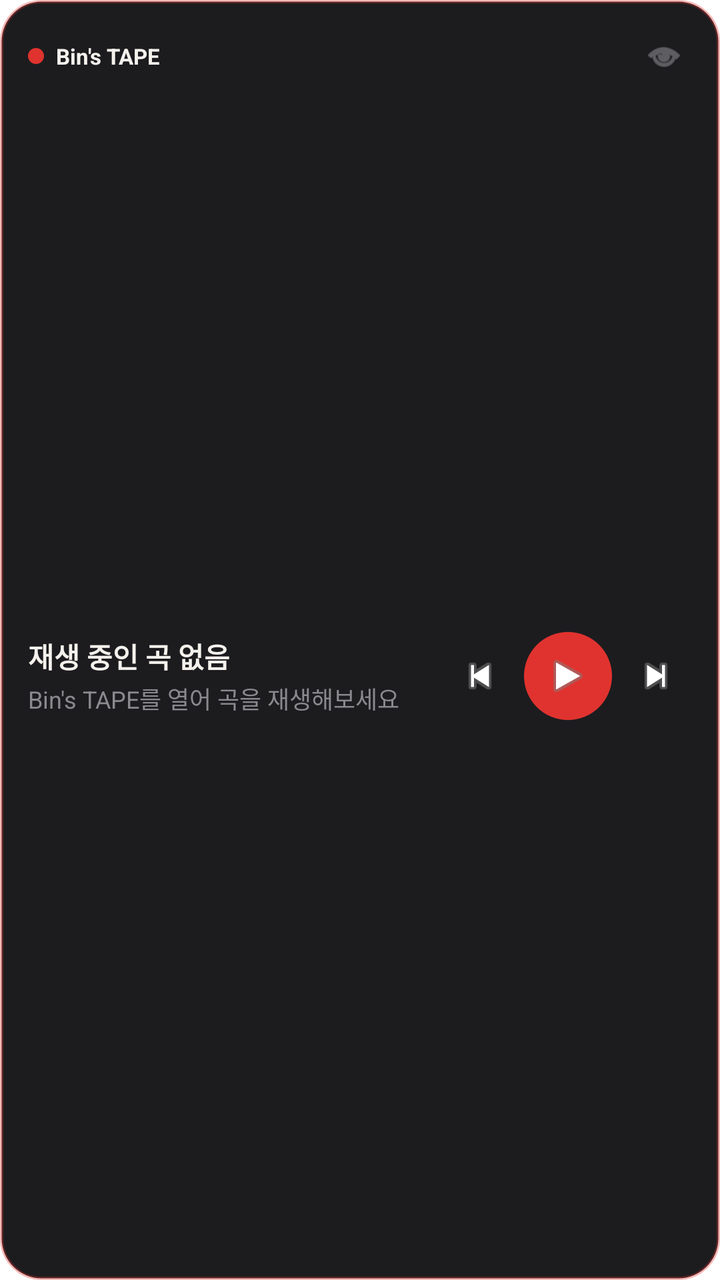
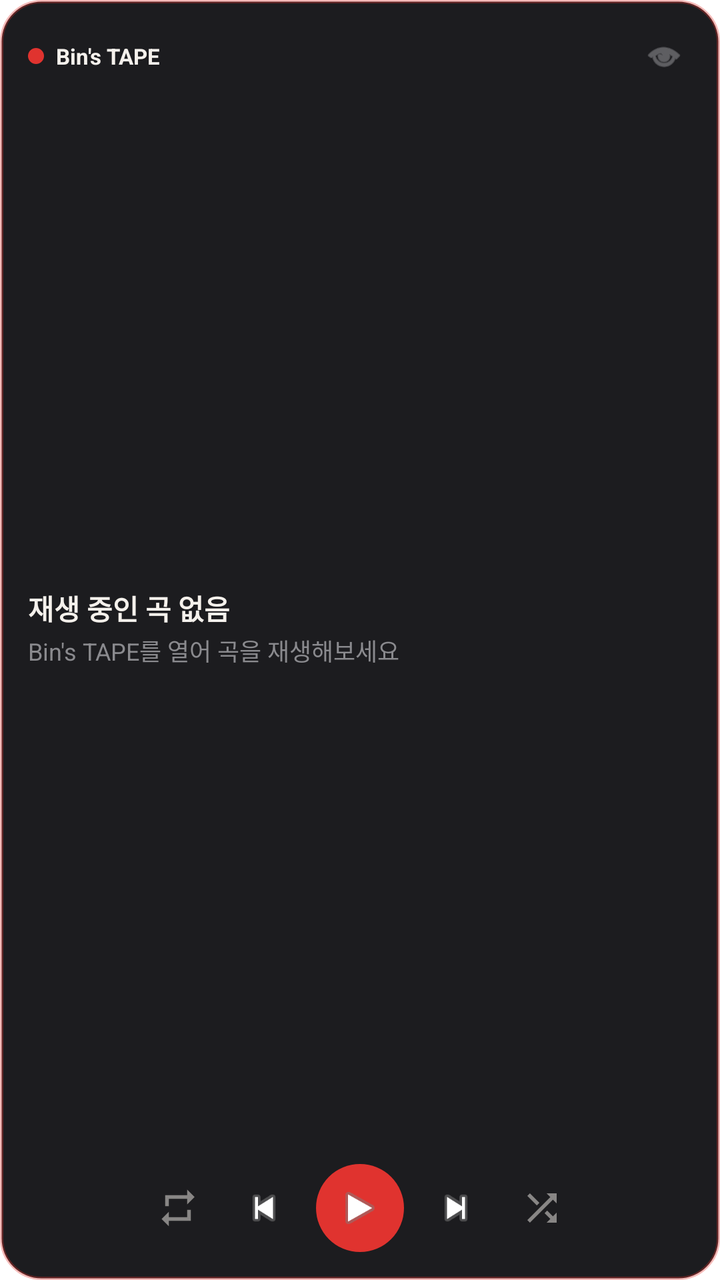

The first picture is an Android layout as it rendered before a commit; the second is the same layout after the commit. The layout source and the unified diff follow.
<!-- AndroidManifest.xml: fallback theme Theme.MaterialComponents.DayNight.NoActionBar -->
<!-- res/layout/bins_tape_widget.xml -->
<?xml version="1.0" encoding="utf-8"?>
<LinearLayout xmlns:android="http://schemas.android.com/apk/res/android"
    android:id="@+id/widget_root"
    android:layout_width="match_parent"
    android:layout_height="match_parent"
    android:orientation="vertical"
    android:background="@drawable/widget_background"
    android:padding="14dp">

    
    <LinearLayout
        android:layout_width="match_parent"
        android:layout_height="wrap_content"
        android:orientation="horizontal"
        android:gravity="center_vertical">
        <TextView
            android:layout_width="8dp"
            android:layout_height="8dp"
            android:background="@drawable/widget_play_circle"
            android:layout_marginEnd="6dp" />
        <TextView
            android:layout_width="0dp"
            android:layout_height="wrap_content"
            android:layout_weight="1"
            android:text="Bin's TAPE"
            android:textColor="#F5F1EC"
            android:textSize="11sp"
            android:textStyle="bold" />
        <ImageButton
            android:id="@+id/widget_open_app"
            android:layout_width="28dp"
            android:layout_height="28dp"
            android:background="@android:color/transparent"
            android:scaleType="fitCenter"
            android:padding="4dp"
            android:src="@android:drawable/ic_menu_view"
            android:tint="#8A8A8E" />
    </LinearLayout>

    
    <LinearLayout
        android:layout_width="match_parent"
        android:layout_height="0dp"
        android:layout_weight="1"
        android:orientation="horizontal"
        android:gravity="center_vertical"
        android:layout_marginTop="8dp">

        <LinearLayout
            android:id="@+id/widget_track_info"
            android:layout_width="0dp"
            android:layout_height="wrap_content"
            android:layout_weight="1"
            android:orientation="vertical">
            <TextView
                android:id="@+id/widget_title"
                android:layout_width="match_parent"
                android:layout_height="wrap_content"
                android:text="재생 중인 곡 없음"
                android:textColor="#F5F1EC"
                android:textSize="14sp"
                android:textStyle="bold"
                android:maxLines="1"
                android:ellipsize="end" />
            <TextView
                android:id="@+id/widget_artist"
                android:layout_width="match_parent"
                android:layout_height="wrap_content"
                android:text="Bin's TAPE를 열어 곡을 재생해보세요"
                android:textColor="#8A8A8E"
                android:textSize="12sp"
                android:maxLines="1"
                android:ellipsize="end"
                android:layout_marginTop="2dp" />
        </LinearLayout>

        <ImageButton
            android:id="@+id/widget_prev"
            android:layout_width="36dp"
            android:layout_height="36dp"
            android:layout_marginEnd="4dp"
            android:background="@android:color/transparent"
            android:scaleType="fitCenter"
            android:padding="6dp"
            android:src="@android:drawable/ic_media_previous" />

        <ImageButton
            android:id="@+id/widget_play_pause"
            android:layout_width="44dp"
            android:layout_height="44dp"
            android:background="@drawable/widget_play_circle"
            android:scaleType="fitCenter"
            android:padding="10dp"
            android:src="@android:drawable/ic_media_play" />

        <ImageButton
            android:id="@+id/widget_next"
            android:layout_width="36dp"
            android:layout_height="36dp"
            android:layout_marginStart="4dp"
            android:background="@android:color/transparent"
            android:scaleType="fitCenter"
            android:padding="6dp"
            android:src="@android:drawable/ic_media_next" />
    </LinearLayout>
</LinearLayout>
<!-- resources referenced by this layout -->
<resources>
  <!-- drawable widget_background (drawable) -->
  <?xml version="1.0" encoding="utf-8"?>
  <shape xmlns:android="http://schemas.android.com/apk/res/android" android:shape="rectangle">
      <solid android:color="#1C1C1F" />
      <corners android:radius="20dp" />
      <stroke android:width="1.5dp" android:color="#55E0332F" />
  </shape>
  <!-- drawable widget_play_circle (drawable) -->
  <?xml version="1.0" encoding="utf-8"?>
  <shape xmlns:android="http://schemas.android.com/apk/res/android" android:shape="oval">
      <solid android:color="#E0332F" />
  </shape>
</resources>

<!-- the commit's change to res/layout/bins_tape_widget.xml (unified diff, before → after) -->
@@ -39,46 +39,57 @@
 
     
     <LinearLayout
+        android:id="@+id/widget_track_info"
         android:layout_width="match_parent"
         android:layout_height="0dp"
         android:layout_weight="1"
+        android:orientation="vertical"
+        android:gravity="center_vertical"
+        android:layout_marginTop="4dp">
+        <TextView
+            android:id="@+id/widget_title"
+            android:layout_width="match_parent"
+            android:layout_height="wrap_content"
+            android:text="재생 중인 곡 없음"
+            android:textColor="#F5F1EC"
+            android:textSize="14sp"
+            android:textStyle="bold"
+            android:maxLines="1"
+            android:ellipsize="end" />
+        <TextView
+            android:id="@+id/widget_artist"
+            android:layout_width="match_parent"
+            android:layout_height="wrap_content"
+            android:text="Bin's TAPE를 열어 곡을 재생해보세요"
+            android:textColor="#8A8A8E"
+            android:textSize="12sp"
+            android:maxLines="1"
+            android:ellipsize="end"
+            android:layout_marginTop="2dp" />
+    </LinearLayout>
+
+    
+    <LinearLayout
+        android:layout_width="match_parent"
+        android:layout_height="wrap_content"
         android:orientation="horizontal"
-        android:gravity="center_vertical"
-        android:layout_marginTop="8dp">
+        android:gravity="center">
 
-        <LinearLayout
-            android:id="@+id/widget_track_info"
-            android:layout_width="0dp"
-            android:layout_height="wrap_content"
-            android:layout_weight="1"
-            android:orientation="vertical">
-            <TextView
-                android:id="@+id/widget_title"
-                android:layout_width="match_parent"
-                android:layout_height="wrap_content"
-                android:text="재생 중인 곡 없음"
-                android:textColor="#F5F1EC"
-                android:textSize="14sp"
-                android:textStyle="bold"
-                android:maxLines="1"
-                android:ellipsize="end" />
-            <TextView
-                android:id="@+id/widget_artist"
-                android:layout_width="match_parent"
-                android:layout_height="wrap_content"
-                android:text="Bin's TAPE를 열어 곡을 재생해보세요"
-                android:textColor="#8A8A8E"
-                android:textSize="12sp"
-                android:maxLines="1"
-                android:ellipsize="end"
-                android:layout_marginTop="2dp" />
-        </LinearLayout>
+        <ImageButton
+            android:id="@+id/widget_repeat"
+            android:layout_width="34dp"
+            android:layout_height="34dp"
+            android:background="@android:color/transparent"
+            android:scaleType="fitCenter"
+            android:padding="6dp"
+            android:src="@drawable/ic_widget_repeat"
+            android:alpha="0.5" />
 
         <ImageButton
             android:id="@+id/widget_prev"
             android:layout_width="36dp"
             android:layout_height="36dp"
-            android:layout_marginEnd="4dp"
+            android:layout_marginStart="8dp"
             android:background="@android:color/transparent"
             android:scaleType="fitCenter"
             android:padding="6dp"
@@ -88,6 +99,7 @@
             android:id="@+id/widget_play_pause"
             android:layout_width="44dp"
             android:layout_height="44dp"
+            android:layout_marginStart="8dp"
             android:background="@drawable/widget_play_circle"
             android:scaleType="fitCenter"
             android:padding="10dp"
@@ -97,10 +109,21 @@
             android:id="@+id/widget_next"
             android:layout_width="36dp"
             android:layout_height="36dp"
-            android:layout_marginStart="4dp"
+            android:layout_marginStart="8dp"
             android:background="@android:color/transparent"
             android:scaleType="fitCenter"
             android:padding="6dp"
             android:src="@android:drawable/ic_media_next" />
+
+        <ImageButton
+            android:id="@+id/widget_shuffle"
+            android:layout_width="34dp"
+            android:layout_height="34dp"
+            android:layout_marginStart="8dp"
+            android:background="@android:color/transparent"
+            android:scaleType="fitCenter"
+            android:padding="6dp"
+            android:src="@drawable/ic_widget_shuffle"
+            android:alpha="0.5" />
     </LinearLayout>
 </LinearLayout>
<!-- resource entries referenced after the edit -->
@@ -1,5 +1,27 @@
 <!-- resources referenced by this layout -->
 <resources>
+  <!-- drawable ic_widget_repeat (drawable) -->
+  <vector xmlns:android="http://schemas.android.com/apk/res/android"
+      android:width="24dp"
+      android:height="24dp"
+      android:viewportWidth="24"
+      android:viewportHeight="24"
+      android:tint="#F5F1EC">
+      <path
+          android:fillColor="#FF000000"
+          android:pathData="M7,7h10v3l4,-4l-4,-4v3H5v6h2V7z M17,17H7v-3l-4,4l4,4v-3h12v-6h-2v4z" />
+  </vector>
+  <!-- drawable ic_widget_shuffle (drawable) -->
+  <vector xmlns:android="http://schemas.android.com/apk/res/android"
+      android:width="24dp"
+      android:height="24dp"
+      android:viewportWidth="24"
+      android:viewportHeight="24"
+      android:tint="#F5F1EC">
+      <path
+          android:fillColor="#FF000000"
+          android:pathData="M10.59,9.17L5.41,4L4,5.41l5.17,5.17l1.42,-1.41z M14.5,4l2.04,2.04L4,18.59L5.41,20L17.96,7.46L20,9.5L20,4h-5.5z M14.83,13.41l-1.41,1.41l3.13,3.13L14.5,20H20v-5.5l-2.04,2.04z" />
+  </vector>
   <!-- drawable widget_background (drawable) -->
   <?xml version="1.0" encoding="utf-8"?>
   <shape xmlns:android="http://schemas.android.com/apk/res/android" android:shape="rectangle">
